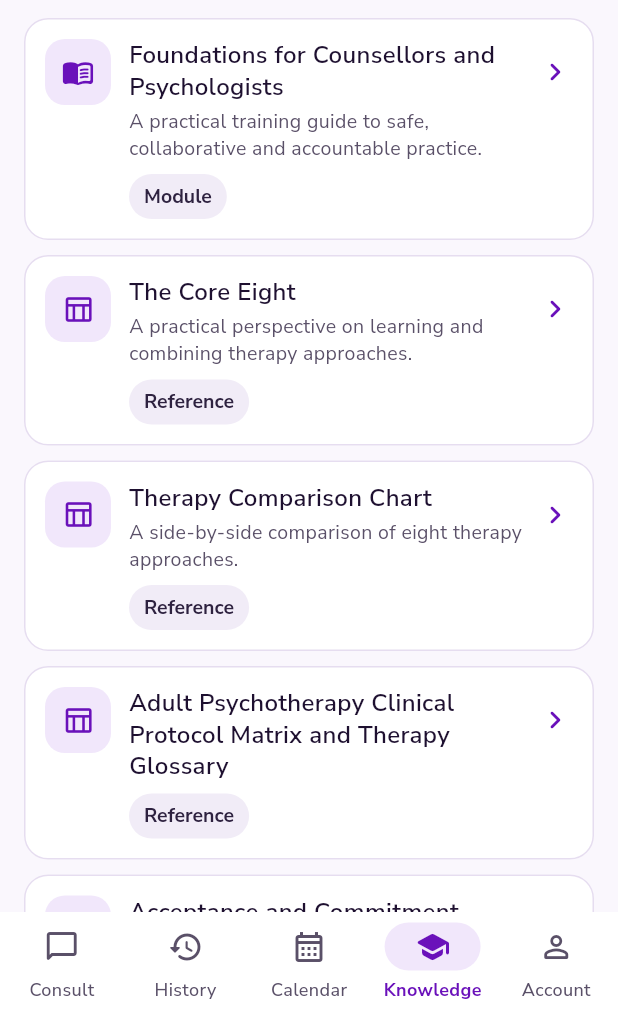
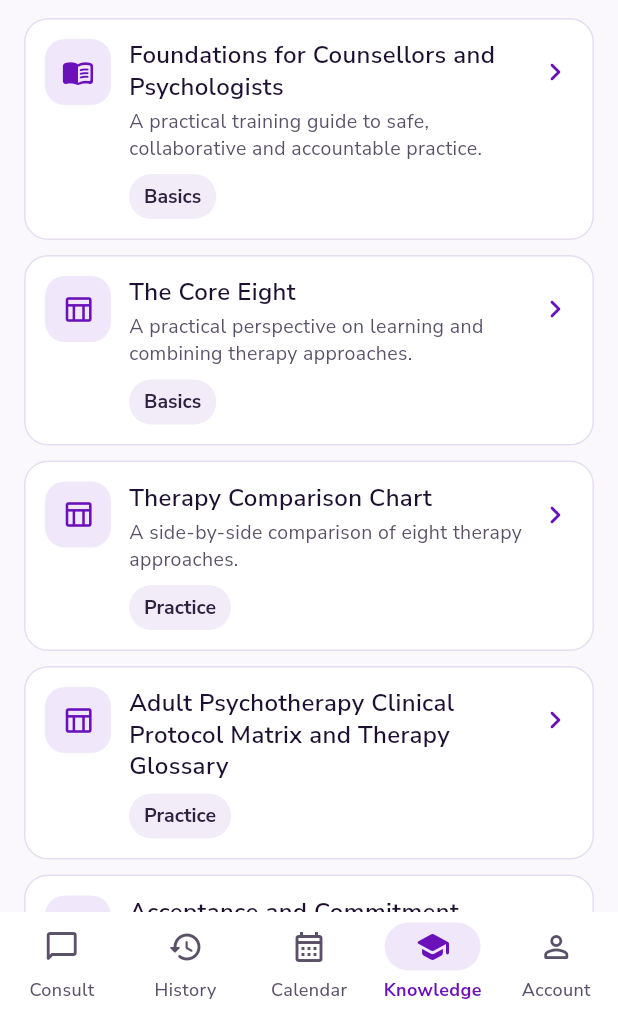
Before and after one commit to saasaiykrk/yourcounselorai, a Flutter app: the EducationScreen screen opened by its route, on a phone screen of 412 x 824 dp, the part 222-1236 px from its top. Run offline on Flutter 3.47's test engine with Material 3 defaults, Android fonts, the phone set to English and light mode, and no system bars; our stand-ins replace dio, flutter_markdown_plus, flutter_riverpod, flutter_secure_storage, go_router, pdf and 3 more; missing offline and left inert: razorpay_flutter; accounts and stored records are empty.

Commit message:
Knowledge cards: the tag names the card's section
Basics, Therapy, Practice, Other, or Handout · PDF, instead of
Module / Reference. The Knowledge store screenshot shows it.

Co-Authored-By: Claude Opus 5.5 <noreply@anthropic.com>
Claude-Session: https://claude.ai/code/session_01DUwwjWmoQJEsDNzmUihrSk

```diff
--- a/mobile/lib/core/education/education_repository.dart
+++ b/mobile/lib/core/education/education_repository.dart
@@ -45,10 +45,13 @@ class EducationPage {
   /// When a single print bought for this page ends (null: none, or a subscription covers it).
   final DateTime? printUntil;
 
-  String get kindLabel => switch (kind) {
-    'module' => 'Module',
-    'handout' => 'Handout · PDF',
-    _ => 'Reference',
+  /// The tag under the card: its Knowledge section (a PDF also says so).
+  String get sectionLabel => switch (section) {
+    'basics' => 'Basics',
+    'therapies' => 'Therapy',
+    'practice' => 'Practice',
+    'handouts' => kind == 'handout' ? 'Handout · PDF' : 'Handout',
+    _ => 'Other',
   };
 }
 
--- a/mobile/lib/features/education/education_screen.dart
+++ b/mobile/lib/features/education/education_screen.dart
@@ -213,7 +213,7 @@ class _PageCard extends StatelessWidget {
                         spacing: 6,
                         runSpacing: 6,
                         children: [
-                          StatusPill(page.kindLabel, tone: Tone.neutral),
+                          StatusPill(page.sectionLabel, tone: Tone.neutral),
                           if (page.printUntil != null)
                             StatusPill('Print until ${_until(page.printUntil!)}', icon: Icons.print_outlined),
                         ],
```
Also changed, not shown: 2 other files.
